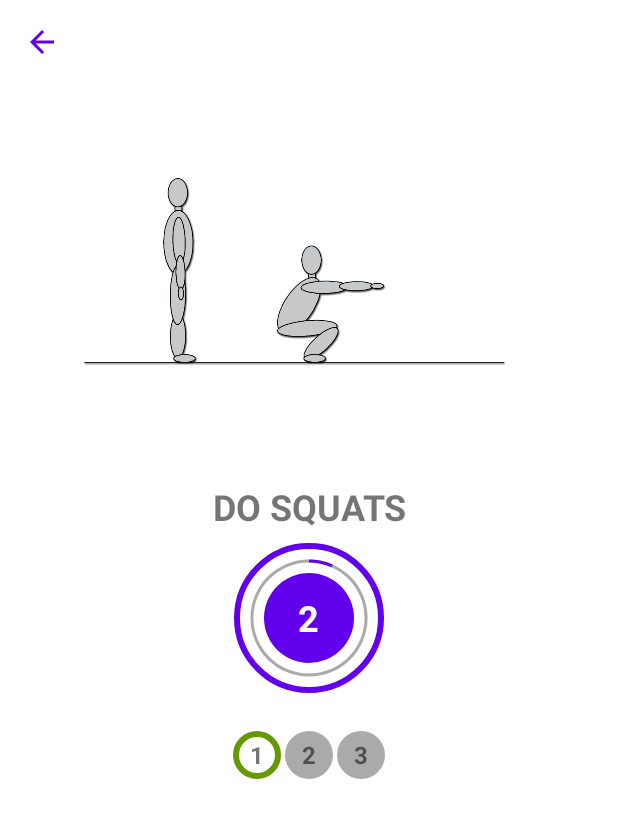
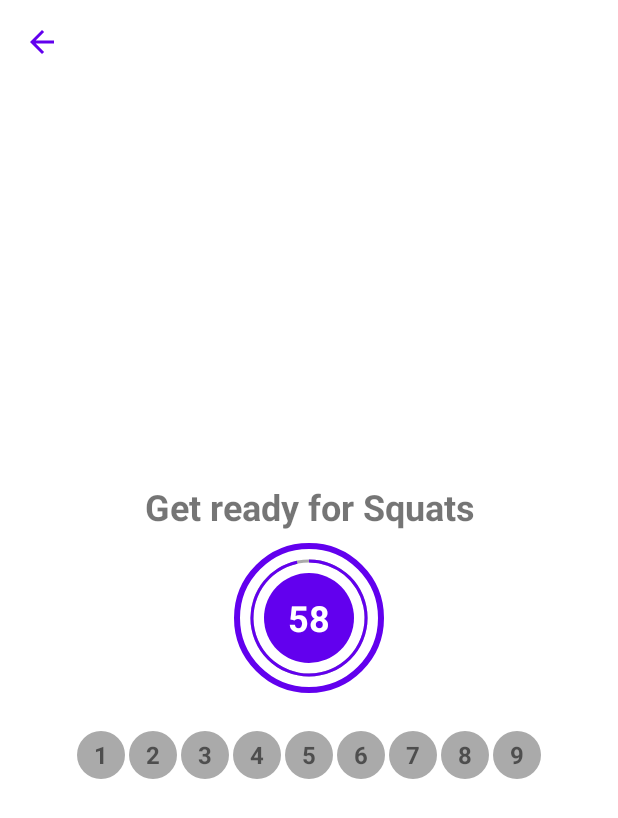
Before and after one commit to DennisHartstock/7MinutesWorkout, an Android app: the ExerciseActivity screen opened directly, with no data from a screen before it, on a phone screen of 412 x 824 dp. Shown: the top 818 px of the screen. Run offline under Robolectric (Android 15) with nearby library versions, the phone set to English and light mode, and no system bars.

Commit message:
add some changes

```diff
--- a/app/src/main/java/com/commcode/a7minutesworkout/Constants.kt
+++ b/app/src/main/java/com/commcode/a7minutesworkout/Constants.kt
@@ -4,30 +4,78 @@ object Constants {
 
     fun defaultExerciseList(): ArrayList<Exercise> {
         val exerciseList = ArrayList<Exercise>()
-        val squats = Exercise(
+        val squats1 = Exercise(
             1,
-            "SQUATS",
+            "Squats",
             image = R.drawable.ic_squat,
             isSelected = false,
             isCompleted = false
         )
-        val pushUps = Exercise(
+        val pushUps1 = Exercise(
             2,
-            "PUSH UPS",
+            "PushUps",
             image = R.drawable.ic_push_up,
             isSelected = false,
             isCompleted = false
         )
-        val plank = Exercise(
+        val plank1 = Exercise(
             3,
-            "PLANK",
+            "Plank",
             image = R.drawable.ic_plank,
             isSelected = false,
             isCompleted = false
         )
-        exerciseList.add(squats)
-        exerciseList.add(pushUps)
-        exerciseList.add(plank)
+        val squats2 = Exercise(
+            4,
+            "Squats",
+            image = R.drawable.ic_squat,
+            isSelected = false,
+            isCompleted = false
+        )
+        val pushUps2 = Exercise(
+            5,
+            "PushUps",
+            image = R.drawable.ic_push_up,
+            isSelected = false,
+            isCompleted = false
+        )
+        val plank2 = Exercise(
+            6,
+            "Plank",
+            image = R.drawable.ic_plank,
+            isSelected = false,
+            isCompleted = false
+        )
+        val squats3 = Exercise(
+            7,
+            "Squats",
+            image = R.drawable.ic_squat,
+            isSelected = false,
+            isCompleted = false
+        )
+        val pushUps3 = Exercise(
+            8,
+            "PushUps",
+            image = R.drawable.ic_push_up,
+            isSelected = false,
+            isCompleted = false
+        )
+        val plank3 = Exercise(
+            9,
+            "Plank",
+            image = R.drawable.ic_plank,
+            isSelected = false,
+            isCompleted = false
+        )
+        exerciseList.add(squats1)
+        exerciseList.add(pushUps1)
+        exerciseList.add(plank1)
+        exerciseList.add(squats2)
+        exerciseList.add(pushUps2)
+        exerciseList.add(plank2)
+        exerciseList.add(squats3)
+        exerciseList.add(pushUps3)
+        exerciseList.add(plank3)
         return exerciseList
     }
 }
--- a/app/src/main/java/com/commcode/a7minutesworkout/ExerciseActivity.kt
+++ b/app/src/main/java/com/commcode/a7minutesworkout/ExerciseActivity.kt
@@ -17,8 +17,8 @@ class ExerciseActivity : AppCompatActivity() {
     private var textToSpeech: TextToSpeech? = null
     private var restTimer: CountDownTimer? = null
     private var exerciseTimer: CountDownTimer? = null
-    private var restTimerDurationInSeconds: Long = 1
-    private var exerciseTimerDurationInSeconds: Long = 3
+    private var restTimerDurationInSeconds: Long = 60
+    private var exerciseTimerDurationInSeconds: Long = 30
     private var restProgress = 0
     private var exerciseProgress = 0
     private lateinit var exerciseList: ArrayList<Exercise>
@@ -79,7 +79,7 @@ class ExerciseActivity : AppCompatActivity() {
 
     private fun setExerciseProgressBar() {
         val text = buildString {
-            append("DO ")
+            append("Do ")
             append(exerciseList[currentExercise].name)
         }
         speakOut(text)
@@ -90,7 +90,7 @@ class ExerciseActivity : AppCompatActivity() {
                 binding.ivExercise.setImageResource(exerciseList[currentExercise].image)
                 binding.ivExercise.visibility = View.VISIBLE
                 binding.tvExercise.text = text
-                binding.pbExercise.max = 30
+                binding.pbExercise.max = exerciseTimerDurationInSeconds.toInt()
                 binding.pbExercise.progress = (millisUntilFinished / 1_000).toInt()
                 binding.tvTimer.text = (millisUntilFinished / 1_000).toString()
             }
@@ -119,13 +119,12 @@ class ExerciseActivity : AppCompatActivity() {
                     startActivity(intent)
                 }
             }
-
         }.start()
     }
 
     private fun setRestProgressBar() {
         val text = buildString {
-            append("GET READY FOR ")
+            append("Get ready for ")
             append(exerciseList[currentExercise].name)
         }
         speakOut(text)
@@ -135,7 +134,7 @@ class ExerciseActivity : AppCompatActivity() {
                 restProgress++
                 binding.ivExercise.visibility = View.INVISIBLE
                 binding.tvExercise.text = text
-                binding.pbExercise.max = 10
+                binding.pbExercise.max = restTimerDurationInSeconds.toInt()
                 binding.pbExercise.progress = (millisUntilFinished / 1_000).toInt()
                 binding.tvTimer.text = (millisUntilFinished / 1_000).toString()
             }
```
